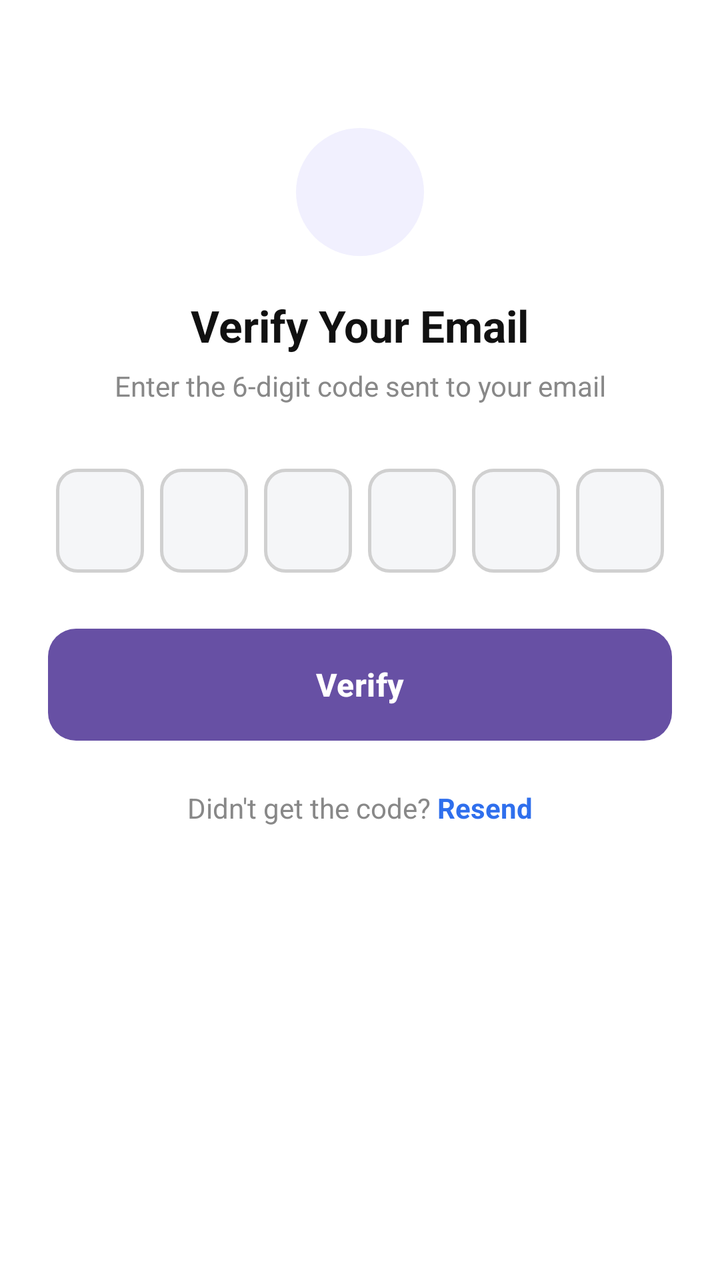
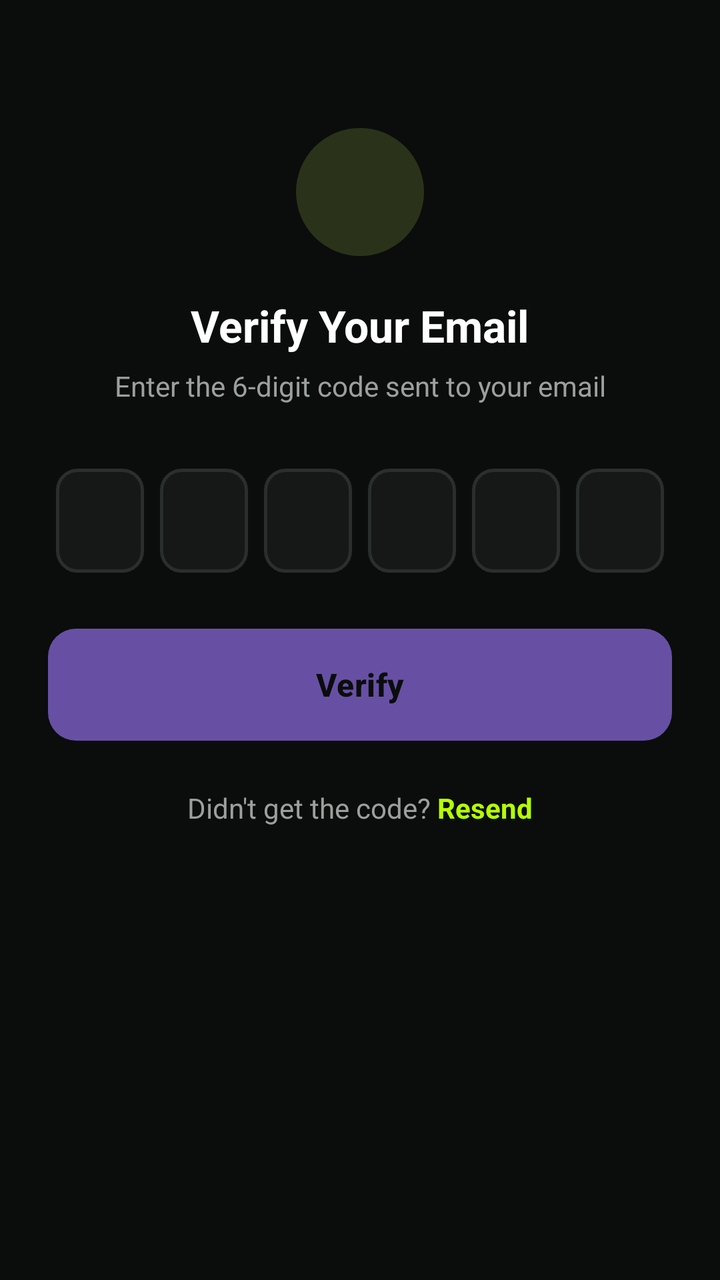

The first picture is an Android layout as it rendered before a commit; the second is the same layout after the commit. The layout source and the unified diff follow.
<!-- AndroidManifest.xml: application theme Theme.SaveX -->
<!-- res/layout/activity_otp_verify.xml -->
<?xml version="1.0" encoding="utf-8"?>
<LinearLayout xmlns:android="http://schemas.android.com/apk/res/android"
    android:layout_width="match_parent"
    android:layout_height="match_parent"
    android:orientation="vertical"
    android:background="#FFFFFF"
    android:padding="24dp">

    <ImageView
        android:layout_width="64dp"
        android:layout_height="64dp"
        android:layout_gravity="center_horizontal"
        android:layout_marginTop="40dp"
        android:src="@drawable/bg_icon_circle" />

    <TextView
        android:layout_width="wrap_content"
        android:layout_height="wrap_content"
        android:layout_gravity="center_horizontal"
        android:layout_marginTop="20dp"
        android:text="Verify Your Email"
        android:textColor="#111111"
        android:textSize="22sp"
        android:textStyle="bold" />

    <TextView
        android:id="@+id/tvOtpSubtitle"
        android:layout_width="wrap_content"
        android:layout_height="wrap_content"
        android:layout_gravity="center_horizontal"
        android:layout_marginTop="6dp"
        android:gravity="center"
        android:text="Enter the 6-digit code sent to your email"
        android:textColor="#888888"
        android:textSize="14sp" />

    
    <LinearLayout
        android:layout_width="match_parent"
        android:layout_height="wrap_content"
        android:layout_marginTop="32dp"
        android:gravity="center"
        android:orientation="horizontal">

        <EditText
            android:id="@+id/etOtp1"
            style="@style/OtpBoxStyle" />

        <EditText
            android:id="@+id/etOtp2"
            style="@style/OtpBoxStyle" />

        <EditText
            android:id="@+id/etOtp3"
            style="@style/OtpBoxStyle" />

        <EditText
            android:id="@+id/etOtp4"
            style="@style/OtpBoxStyle" />

        <EditText
            android:id="@+id/etOtp5"
            style="@style/OtpBoxStyle" />

        <EditText
            android:id="@+id/etOtp6"
            style="@style/OtpBoxStyle" />
    </LinearLayout>

    <TextView
        android:id="@+id/tvOtpError"
        android:layout_width="match_parent"
        android:layout_height="wrap_content"
        android:layout_marginTop="12dp"
        android:gravity="center"
        android:text=""
        android:textColor="#E53935"
        android:textSize="13sp"
        android:visibility="gone" />

    <Button
        android:id="@+id/btnVerifyOtp"
        android:layout_width="match_parent"
        android:layout_height="56dp"
        android:layout_marginTop="28dp"
        android:background="@drawable/bg_button_primary"
        android:text="Verify"
        android:textAllCaps="false"
        android:textColor="#FFFFFF"
        android:textSize="16sp"
        android:textStyle="bold"
        android:elevation="0dp" />

    <ProgressBar
        android:id="@+id/progressBarOtp"
        android:layout_width="24dp"
        android:layout_height="24dp"
        android:layout_gravity="center_horizontal"
        android:layout_marginTop="16dp"
        android:visibility="gone" />

    <LinearLayout
        android:layout_width="wrap_content"
        android:layout_height="wrap_content"
        android:layout_gravity="center_horizontal"
        android:layout_marginTop="24dp"
        android:orientation="horizontal">

        <TextView
            android:layout_width="wrap_content"
            android:layout_height="wrap_content"
            android:text="Didn't get the code? "
            android:textColor="#888888"
            android:textSize="14sp" />

        <TextView
            android:id="@+id/tvResendOtp"
            android:layout_width="wrap_content"
            android:layout_height="wrap_content"
            android:text="Resend"
            android:textColor="#2F6FED"
            android:textSize="14sp"
            android:textStyle="bold" />
    </LinearLayout>

</LinearLayout>
<!-- resources referenced by this layout -->
<resources>
  <!-- drawable bg_button_primary (drawable) -->
  <?xml version="1.0" encoding="utf-8"?>
  <shape xmlns:android="http://schemas.android.com/apk/res/android"
      android:shape="rectangle">
      <solid android:color="#2F6FED" />
      <corners android:radius="14dp" />
  </shape>
  <!-- drawable bg_icon_circle (drawable) -->
  <?xml version="1.0" encoding="utf-8"?>
  <shape xmlns:android="http://schemas.android.com/apk/res/android"
      android:shape="oval">
      <solid android:color="@color/gw_primary_light" />
  </shape>
  <style name="OtpBoxStyle">
          <item name="android:layout_width">44dp</item>
          <item name="android:layout_height">52dp</item>
          <item name="android:layout_marginStart">4dp</item>
          <item name="android:layout_marginEnd">4dp</item>
          <item name="android:background">@drawable/bg_otp_box</item>
          <item name="android:gravity">center</item>
          <item name="android:inputType">number</item>
          <item name="android:maxLength">1</item>
          <item name="android:textSize">20sp</item>
          <item name="android:textStyle">bold</item>
          <item name="android:cursorVisible">true</item>
      </style>
  <style name="Theme.SaveX" parent="Base.Theme.SaveX" />
  <color name="gw_primary_light">#F1F0FE</color>
  <!-- drawable bg_otp_box (drawable) -->
  <?xml version="1.0" encoding="utf-8"?>
  <shape xmlns:android="http://schemas.android.com/apk/res/android"
      android:shape="rectangle">
      <solid android:color="#F5F6F8" />
      <corners android:radius="10dp" />
      <stroke
          android:width="1.5dp"
          android:color="#D0D0D0" />
  </shape>
  <style name="Base.Theme.SaveX" parent="Theme.Material3.DayNight.NoActionBar">
          
          
      </style>
</resources>

<!-- the commit's change to res/layout/activity_otp_verify.xml (unified diff, before → after) -->
@@ -3,7 +3,7 @@
     android:layout_width="match_parent"
     android:layout_height="match_parent"
     android:orientation="vertical"
-    android:background="#FFFFFF"
+    android:background="@color/gw_background"
     android:padding="24dp">
 
     <ImageView
@@ -19,7 +19,7 @@
         android:layout_gravity="center_horizontal"
         android:layout_marginTop="20dp"
         android:text="Verify Your Email"
-        android:textColor="#111111"
+        android:textColor="@color/gw_text_primary"
         android:textSize="22sp"
         android:textStyle="bold" />
 
@@ -31,7 +31,7 @@
         android:layout_marginTop="6dp"
         android:gravity="center"
         android:text="Enter the 6-digit code sent to your email"
-        android:textColor="#888888"
+        android:textColor="@color/gw_text_secondary"
         android:textSize="14sp" />
 
     
@@ -74,7 +74,7 @@
         android:layout_marginTop="12dp"
         android:gravity="center"
         android:text=""
-        android:textColor="#E53935"
+        android:textColor="@color/gw_error"
         android:textSize="13sp"
         android:visibility="gone" />
 
@@ -86,7 +86,7 @@
         android:background="@drawable/bg_button_primary"
         android:text="Verify"
         android:textAllCaps="false"
-        android:textColor="#FFFFFF"
+        android:textColor="@color/gw_text_on_primary"
         android:textSize="16sp"
         android:textStyle="bold"
         android:elevation="0dp" />
@@ -110,7 +110,7 @@
             android:layout_width="wrap_content"
             android:layout_height="wrap_content"
             android:text="Didn't get the code? "
-            android:textColor="#888888"
+            android:textColor="@color/gw_text_secondary"
             android:textSize="14sp" />
 
         <TextView
@@ -118,7 +118,7 @@
             android:layout_width="wrap_content"
             android:layout_height="wrap_content"
             android:text="Resend"
-            android:textColor="#2F6FED"
+            android:textColor="@color/gw_primary"
             android:textSize="14sp"
             android:textStyle="bold" />
     </LinearLayout>
<!-- resource entries referenced after the edit -->
@@ -1,10 +1,16 @@
 <!-- resources referenced by this layout -->
 <resources>
+  <color name="gw_background">#0B0D0C</color>
+  <color name="gw_error">#FF5252</color>
+  <color name="gw_primary">#B6FF00</color>
+  <color name="gw_text_on_primary">#0B0D0C</color>
+  <color name="gw_text_primary">#FFFFFF</color>
+  <color name="gw_text_secondary">#9AA09D</color>
   <!-- drawable bg_button_primary (drawable) -->
   <?xml version="1.0" encoding="utf-8"?>
   <shape xmlns:android="http://schemas.android.com/apk/res/android"
       android:shape="rectangle">
-      <solid android:color="#2F6FED" />
+      <solid android:color="@color/gw_action_primary" />
       <corners android:radius="14dp" />
   </shape>
   <!-- drawable bg_icon_circle (drawable) -->
@@ -24,23 +30,29 @@
           <item name="android:maxLength">1</item>
           <item name="android:textSize">20sp</item>
           <item name="android:textStyle">bold</item>
+          <item name="android:textColor">@color/gw_text_primary</item>
           <item name="android:cursorVisible">true</item>
       </style>
   <style name="Theme.SaveX" parent="Base.Theme.SaveX" />
-  <color name="gw_primary_light">#F1F0FE</color>
+  <color name="gw_action_primary">#F2F3F1</color>
+  <color name="gw_primary_light">#2A331A</color>
   <!-- drawable bg_otp_box (drawable) -->
   <?xml version="1.0" encoding="utf-8"?>
   <shape xmlns:android="http://schemas.android.com/apk/res/android"
       android:shape="rectangle">
-      <solid android:color="#F5F6F8" />
+      <solid android:color="@color/gw_surface" />
       <corners android:radius="10dp" />
       <stroke
           android:width="1.5dp"
-          android:color="#D0D0D0" />
+          android:color="@color/gw_border" />
   </shape>
   <style name="Base.Theme.SaveX" parent="Theme.Material3.DayNight.NoActionBar">
           
-          
+          <item name="android:windowBackground">@color/gw_background</item>
+          <item name="android:statusBarColor">@color/gw_background</item>
+          <item name="android:navigationBarColor">@color/gw_background</item>
       </style>
+  <color name="gw_surface">#151817</color>
+  <color name="gw_border">#2A2E2C</color>
 </resources>
 
